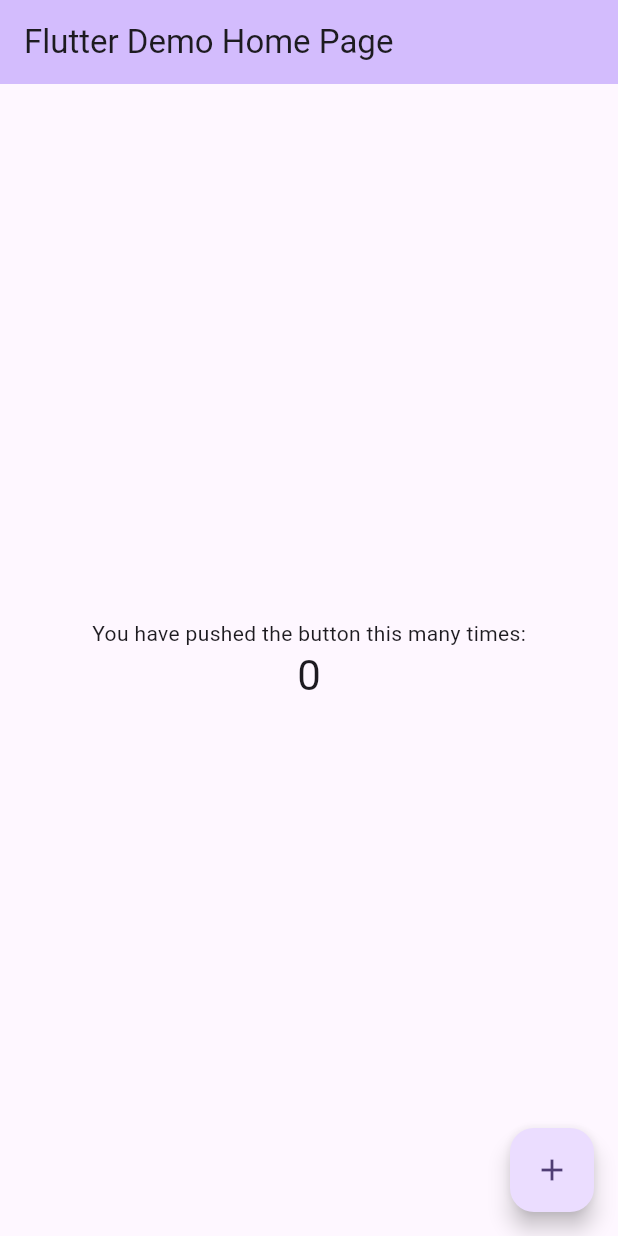
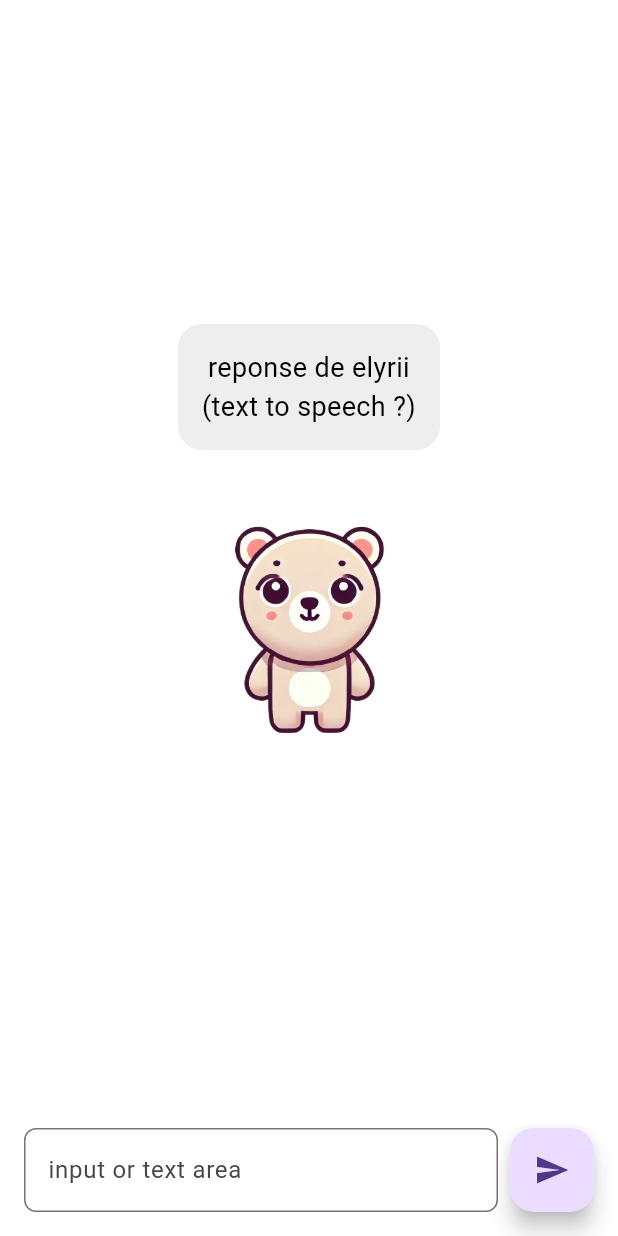
Before and after one commit to elyrii-epitech/Elyrii, a Flutter app: the screen it shows after launch, on a phone screen of 412 x 824 dp. Run offline on Flutter 3.47's test engine with Material 3 defaults, Android fonts, the phone set to English and light mode, and no system bars.

Commit message:
[ADD] first version of frontend app

```diff
--- a/elyrii_app/lib/main.dart
+++ b/elyrii_app/lib/main.dart
@@ -7,119 +7,81 @@
 class MyApp extends StatelessWidget {
   const MyApp({super.key});
 
-  // This widget is the root of your application.
   @override
   Widget build(BuildContext context) {
     return MaterialApp(
-      title: 'Flutter Demo',
+      title: 'Elyrii App',
       theme: ThemeData(
-        // This is the theme of your application.
-        //
-        // TRY THIS: Try running your application with "flutter run". You'll see
-        // the application has a purple toolbar. Then, without quitting the app,
-        // try changing the seedColor in the colorScheme below to Colors.green
-        // and then invoke "hot reload" (save your changes or press the "hot
-        // reload" button in a Flutter-supported IDE, or press "r" if you used
-        // the command line to start the app).
-        //
-        // Notice that the counter didn't reset back to zero; the application
-        // state is not lost during the reload. To reset the state, use hot
-        // restart instead.
-        //
-        // This works for code too, not just values: Most code changes can be
-        // tested with just a hot reload.
-        colorScheme: ColorScheme.fromSeed(seedColor: Colors.deepPurple),
-        useMaterial3: true,
+        primarySwatch: Colors.blue,
       ),
-      home: const MyHomePage(title: 'Flutter Demo Home Page'),
+      home: const MyHomePage(),
     );
   }
 }
 
-class MyHomePage extends StatefulWidget {
-  const MyHomePage({super.key, required this.title});
-
-  // This widget is the home page of your application. It is stateful, meaning
-  // that it has a State object (defined below) that contains fields that affect
-  // how it looks.
-
-  // This class is the configuration for the state. It holds the values (in this
-  // case the title) provided by the parent (in this case the App widget) and
-  // used by the build method of the State. Fields in a Widget subclass are
-  // always marked "final".
-
-  final String title;
-
-  @override
-  State<MyHomePage> createState() => _MyHomePageState();
-}
-
-class _MyHomePageState extends State<MyHomePage> {
-  int _counter = 0;
-
-  void _incrementCounter() {
-    setState(() {
-      // This call to setState tells the Flutter framework that something has
-      // changed in this State, which causes it to rerun the build method below
-      // so that the display can reflect the updated values. If we changed
-      // _counter without calling setState(), then the build method would not be
-      // called again, and so nothing would appear to happen.
-      _counter++;
-    });
-  }
+class MyHomePage extends StatelessWidget {
+  const MyHomePage({super.key});
 
   @override
   Widget build(BuildContext context) {
-    // This method is rerun every time setState is called, for instance as done
-    // by the _incrementCounter method above.
-    //
-    // The Flutter framework has been optimized to make rerunning build methods
-    // fast, so that you can just rebuild anything that needs updating rather
-    // than having to individually change instances of widgets.
     return Scaffold(
-      appBar: AppBar(
-        // TRY THIS: Try changing the color here to a specific color (to
-        // Colors.amber, perhaps?) and trigger a hot reload to see the AppBar
-        // change color while the other colors stay the same.
-        backgroundColor: Theme.of(context).colorScheme.inversePrimary,
-        // Here we take the value from the MyHomePage object that was created by
-        // the App.build method, and use it to set our appbar title.
-        title: Text(widget.title),
-      ),
-      body: Center(
-        // Center is a layout widget. It takes a single child and positions it
-        // in the middle of the parent.
+      backgroundColor: Colors.white,
+      body: SafeArea(
         child: Column(
-          // Column is also a layout widget. It takes a list of children and
-          // arranges them vertically. By default, it sizes itself to fit its
-          // children horizontally, and tries to be as tall as its parent.
-          //
-          // Column has various properties to control how it sizes itself and
-          // how it positions its children. Here we use mainAxisAlignment to
-          // center the children vertically; the main axis here is the vertical
-          // axis because Columns are vertical (the cross axis would be
-          // horizontal).
-          //
-          // TRY THIS: Invoke "debug painting" (choose the "Toggle Debug Paint"
-          // action in the IDE, or press "p" in the console), to see the
-          // wireframe for each widget.
-          mainAxisAlignment: MainAxisAlignment.center,
-          children: <Widget>[
-            const Text(
-              'You have pushed the button this many times:',
+          children: [
+            Expanded(
+              child: Column(
+                mainAxisAlignment: MainAxisAlignment.center,
+                children: [
+                  Container(
+                    padding: const EdgeInsets.all(16.0),
+                    decoration: BoxDecoration(
+                      color: Colors.grey[200],
+                      borderRadius: BorderRadius.circular(16.0),
+                    ),
+                    child: const Text(
+                      'reponse de elyrii\n(text to speech ?)',
+                      textAlign: TextAlign.center,
+                      style: TextStyle(
+                        fontSize: 18.0,
+                        color: Colors.black,
+                      ),
+                    ),
+                  ),
+                  const SizedBox(height: 20.0),
+                  Image.asset(
+                    'assets/mascotte.png',
+                    width: 200,
+                    height: 200,
+                  ),
+                ],
+              ),
             ),
-            Text(
-              '$_counter',
-              style: Theme.of(context).textTheme.headlineMedium,
+            Padding(
+              padding: const EdgeInsets.all(16.0),
+              child: Row(
+                children: [
+                  Expanded(
+                    child: TextField(
+                      decoration: InputDecoration(
+                        hintText: 'input or text area',
+                        border: OutlineInputBorder(
+                          borderRadius: BorderRadius.circular(8.0),
+                        ),
+                      ),
+                    ),
+                  ),
+                  const SizedBox(width: 8.0),
+                  FloatingActionButton(
+                    onPressed: () {},
+                    child: const Icon(Icons.send),
+                  ),
+                ],
+              ),
             ),
           ],
         ),
       ),
-      floatingActionButton: FloatingActionButton(
-        onPressed: _incrementCounter,
-        tooltip: 'Increment',
-        child: const Icon(Icons.add),
-      ), // This trailing comma makes auto-formatting nicer for build methods.
     );
   }
 }
--- a/elyrii_app/pubspec.yaml
+++ b/elyrii_app/pubspec.yaml
@@ -59,9 +59,8 @@ flutter:
   uses-material-design: true
 
   # To add assets to your application, add an assets section, like this:
-  # assets:
-  #   - images/a_dot_burr.jpeg
-  #   - images/a_dot_ham.jpeg
+  assets:
+    - assets/mascotte.png
 
   # An image asset can refer to one or more resolution-specific "variants", see
   # https://flutter.dev/to/resolution-aware-images
```
Also changed, not shown: elyrii_app/assets/mascotte.png (added), elyrii_app/pubspec.lock.
